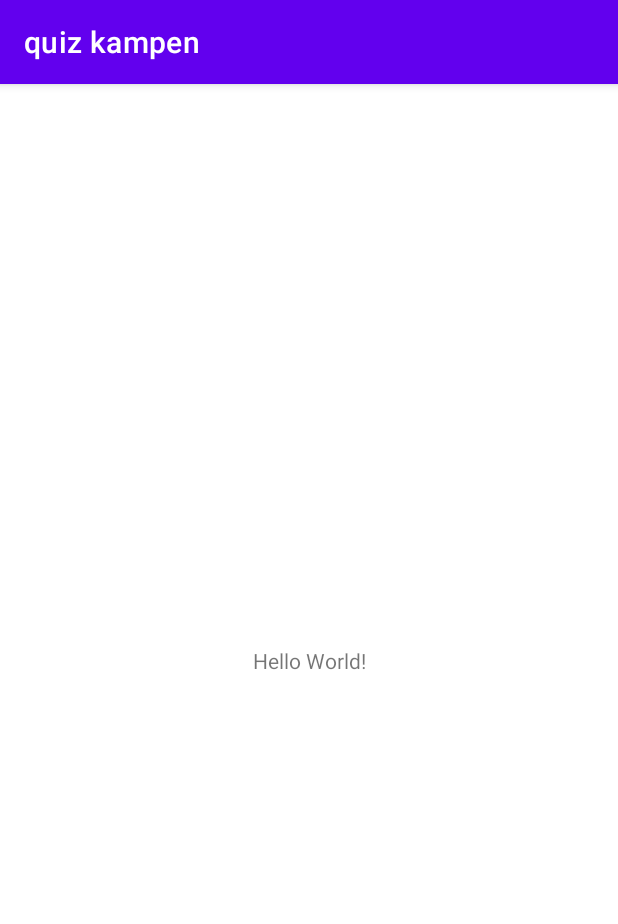
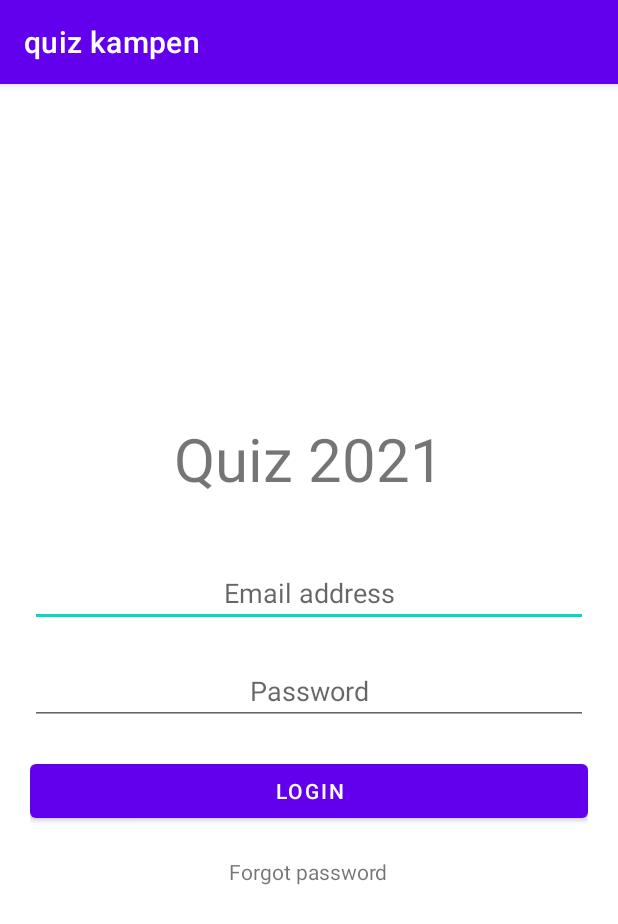
Before and after one commit to Saregard/module-306-a-team, an Android app: the screen it shows after launch (MainActivity), on a phone screen of 412 x 824 dp. Shown: the top 924 px of the screen. Run offline under Robolectric (Android 15) with nearby library versions, the phone set to English and light mode, and no system bars.

Commit message:
Login page build
need som fixes maybe

```diff
--- a/app/src/main/java/se/linerotech/quizkampen/MainActivity.kt
+++ b/app/src/main/java/se/linerotech/quizkampen/MainActivity.kt
@@ -2,10 +2,35 @@ package se.linerotech.quizkampen
 
 import androidx.appcompat.app.AppCompatActivity
 import android.os.Bundle
+import android.util.Log
+import android.widget.Button
+import android.widget.EditText
+import android.widget.TextView
 
 class MainActivity : AppCompatActivity() {
+
+    private var editTextEmail: EditText? = null
+    private var editTextPassword: EditText? = null
+    private var loginButton: Button? = null
+    private var forgotPasswordTextView: TextView? = null
+
+
+
     override fun onCreate(savedInstanceState: Bundle?) {
         super.onCreate(savedInstanceState)
         setContentView(R.layout.activity_main)
+
+        editTextEmail = findViewById(R.id.editTextEmail)
+        editTextPassword = findViewById(R.id.editTextPassword)
+        loginButton = findViewById(R.id.buttonLogin)
+        forgotPasswordTextView = findViewById(R.id.textViewForgotPassword)
+
+        loginButton?.setOnClickListener{
+            Log.d("MainActivity", "Button Clicked")
+        }
+
+        forgotPasswordTextView?.setOnClickListener{
+            Log.d("MainActivity", "Forgot Password Clicked")
+        }
     }
 }
--- a/app/src/main/res/layout/activity_main.xml
+++ b/app/src/main/res/layout/activity_main.xml
@@ -1,18 +1,60 @@
 <?xml version="1.0" encoding="utf-8"?>
-<androidx.constraintlayout.widget.ConstraintLayout xmlns:android="http://schemas.android.com/apk/res/android"
+<LinearLayout
+    xmlns:android="http://schemas.android.com/apk/res/android"
     xmlns:app="http://schemas.android.com/apk/res-auto"
     xmlns:tools="http://schemas.android.com/tools"
     android:layout_width="match_parent"
     android:layout_height="match_parent"
+    android:orientation="vertical"
+    android:gravity="center"
+    android:layout_margin="20dp"
     tools:context=".MainActivity">
 
     <TextView
+        android:text="@string/quiz_2021"
+        android:textSize="40sp"
+        android:layout_width="match_parent"
+        android:layout_height="wrap_content"
+        android:gravity="center_horizontal"
+        android:textAlignment="center"
+        android:layout_marginBottom="40dp"
+        tools:text="Quiz 2021"/>
+
+    <EditText
+        android:id="@+id/editTextEmail"
+        android:layout_width="match_parent"
+        android:layout_height="wrap_content"
+        android:hint="@string/email_address"
+        android:textAlignment="center"
+        android:gravity="center_horizontal"
+        android:layout_marginBottom="20dp"
+        android:inputType="textEmailAddress"/>
+
+    <EditText
+        android:id="@+id/editTextPassword"
+        android:layout_width="match_parent"
+        android:layout_height="wrap_content"
+        android:hint="@string/password"
+        android:textAlignment="center"
+        android:gravity="center_horizontal"
+        android:layout_marginBottom="20dp"
+        android:inputType="textPassword" />
+
+    <Button
+        android:id="@+id/buttonLogin"
+        android:text="@string/Login"
+        android:layout_width="match_parent"
+        android:layout_marginBottom="20dp"
+        android:layout_height="wrap_content"/>
+
+    <TextView
+        android:id="@+id/textViewForgotPassword"
+        android:text="@string/forgot_password"
+        android:layout_marginBottom="10dp"
         android:layout_width="wrap_content"
         android:layout_height="wrap_content"
-        android:text="Hello World!"
-        app:layout_constraintBottom_toBottomOf="parent"
-        app:layout_constraintLeft_toLeftOf="parent"
-        app:layout_constraintRight_toRightOf="parent"
-        app:layout_constraintTop_toTopOf="parent" />
+        android:layout_gravity="center"/>
 
-</androidx.constraintlayout.widget.ConstraintLayout>
+
+
+</LinearLayout>
--- a/app/src/main/res/values/strings.xml
+++ b/app/src/main/res/values/strings.xml
@@ -1,3 +1,10 @@
 <resources>
     <string name="app_name">quiz kampen</string>
+    <string name="Login">login</string>
+    <string name="Password">password</string>
+    <string name="Email_address">email_address</string>
+    <string name="quiz_2021">Quiz 2021</string>
+    <string name="email_address">Email address</string>
+    <string name="password">Password</string>
+    <string name="forgot_password">Forgot password</string>
 </resources>
```
